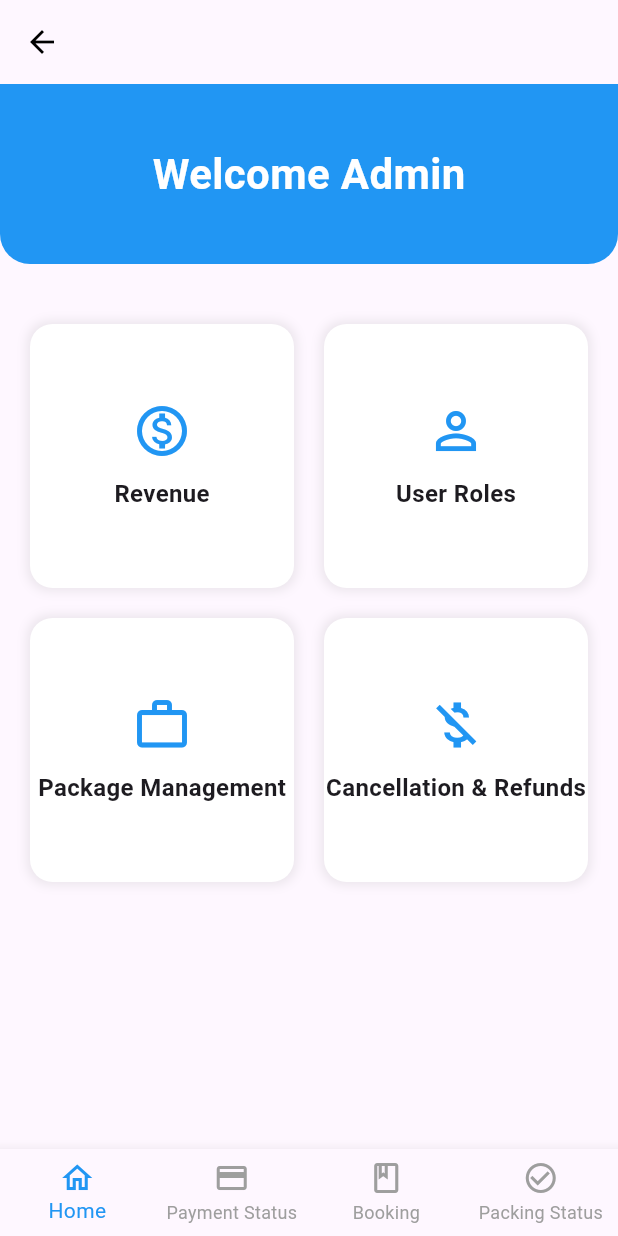
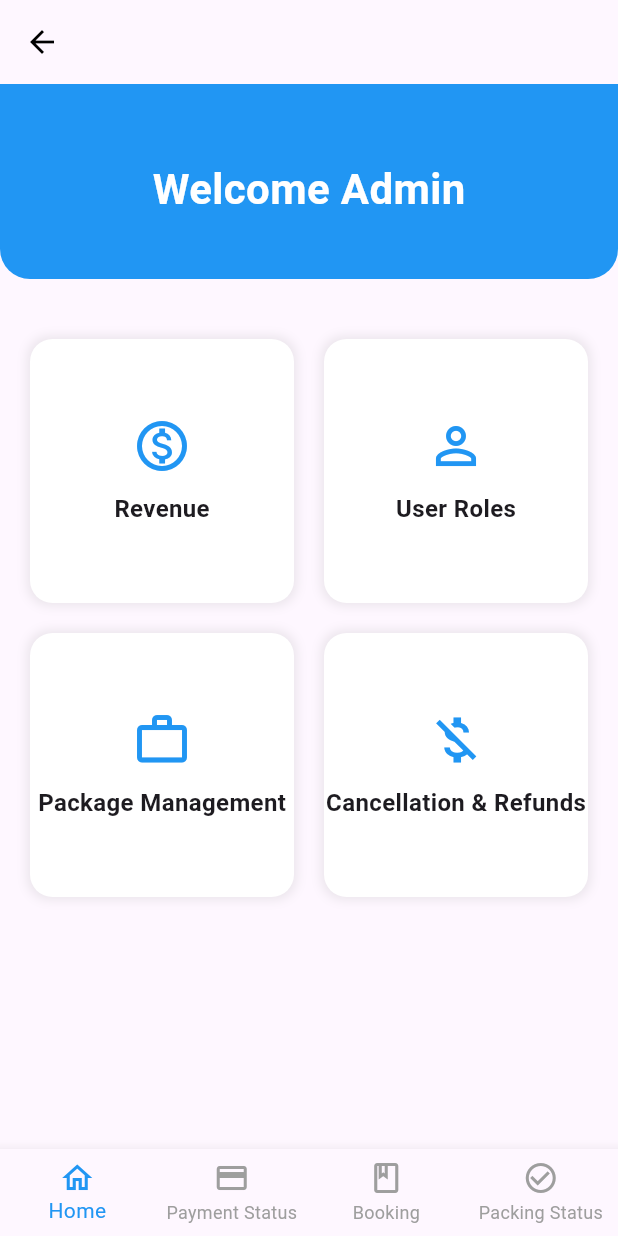
Before and after one commit to Dhruvichavda02/travenour, a Flutter app: the screen it shows after launch, on a phone screen of 412 x 824 dp. Run offline on Flutter 3.47's test engine with Material 3 defaults, Android fonts, the light colour scheme and no system bars; our stand-ins replace fl_chart.

Commit message:
first code

```diff
--- a/lib/admin/admin_dashboard.dart
+++ b/lib/admin/admin_dashboard.dart
@@ -55,7 +55,7 @@ class AdminDashboardBody extends StatelessWidget {
             ),
             child: Column(
               children: [
-                SizedBox(height: 20),
+                SizedBox(height: 30),
                 Text(
                   "Welcome Admin",
                   style: TextStyle(
--- a/lib/admin/revenue_screen.dart
+++ b/lib/admin/revenue_screen.dart
@@ -146,7 +146,7 @@ class RevenueScreen extends StatelessWidget {
                                 ],
                                 isCurved: true,
                                 barWidth: 4,
-                                colors: [Colors.blue],
+                                color: Colors.blue, // Use color instead of colors
                                 dotData: FlDotData(show: false),
                               ),
                             ],
```
